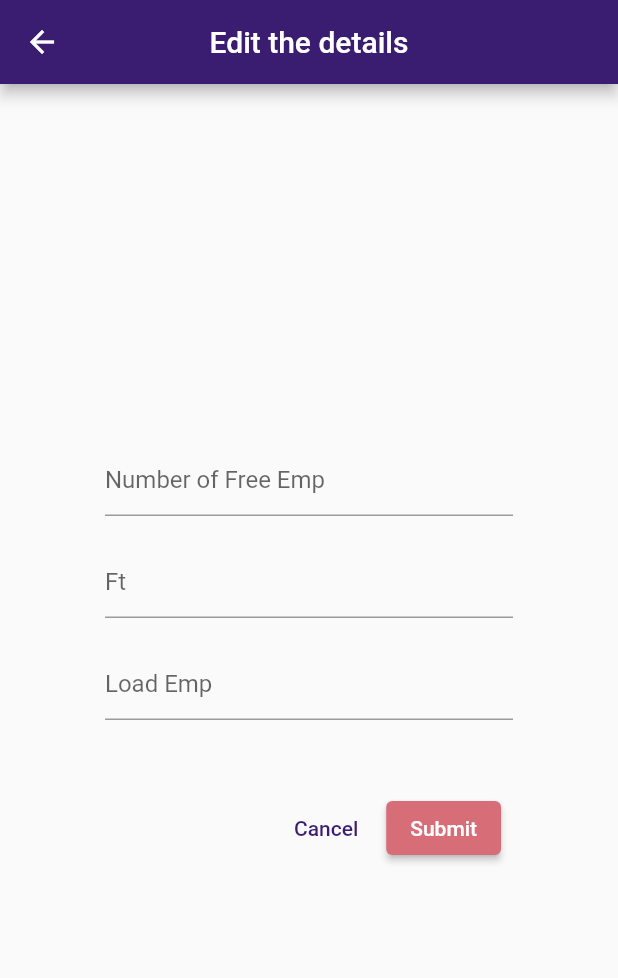
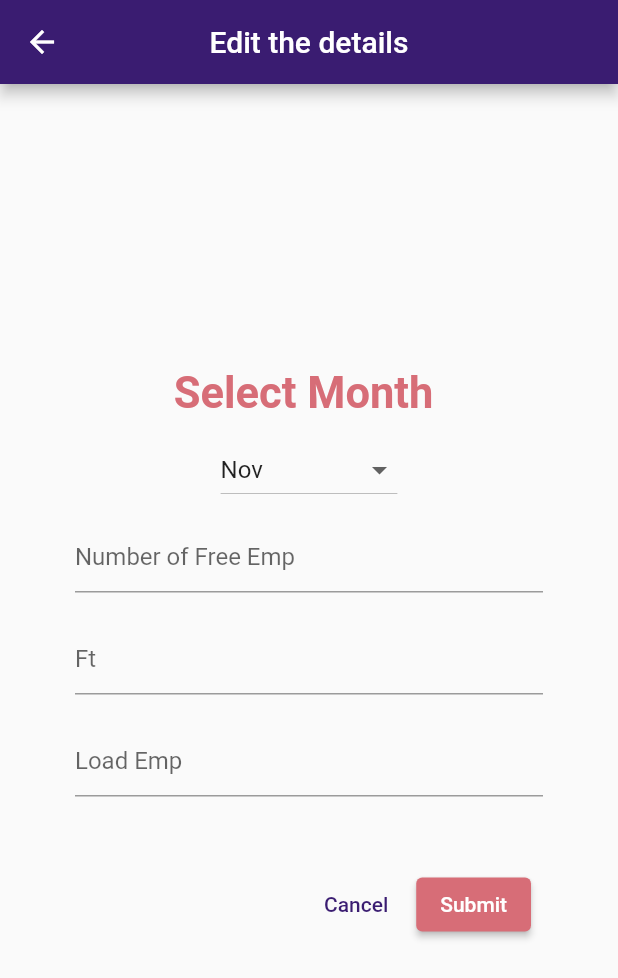
Before and after one commit to Srikar-abhi-ram/Apsolut, a Flutter app: the Editariba screen opened directly, on a phone screen of 412 x 824 dp. Shown: the top 978 px of the screen. Run offline on Flutter 3.47's test engine with Material 2 defaults, Android fonts, the phone set to English and light mode, and no system bars; our stand-ins replace cloud_firestore, curved_navigation_bar, firebase_core, fl_chart, google_fonts; missing offline and left inert: cloud_firestore_web, firebase_core_web; accounts and stored records are empty.

Commit message:
Modified EditAriba

```diff
--- a/lib/home.dart
+++ b/lib/home.dart
@@ -46,9 +46,9 @@ class _VerticalCard4State extends State<VerticalCard4> {
           end: Alignment.bottomRight,
 
           colors: [
-            // fatcat1,fatcat2
-           warmice13,warmice2
-            //soda1,soda2
+             fatcat1,fatcat2
+           // warmice13,warmice2
+             //soda1,soda2
              //sundown2,sundown1
             //wireless2,wireless1
             ],
@@ -184,7 +184,6 @@ class _VerticalCard4State extends State<VerticalCard4> {
             }
             )
 
-
         ]
       )
     )
--- a/lib/screens/ariba_subscreens/editariba.dart
+++ b/lib/screens/ariba_subscreens/editariba.dart
@@ -8,9 +8,27 @@ class Editariba extends StatefulWidget {
 }
 
 class _EditaribaState extends State<Editariba> {
+
+  String month = 'Nov';
+  int x=18;
+  List monthsList = [
+    'Jan',
+    'Feb',
+    'Mar',
+    'Apr',
+    'May',
+    'Jun',
+    'Jul',
+    'Aug',
+    'Sep',
+    'Oct',
+    'Nov',
+    'Dec'
+  ];
+
   final Stream<QuerySnapshot> _equipStream =
       FirebaseFirestore.instance.collection('Ariba').snapshots();
-  String month ='October';
+  String month1 ='October';
   TextEditingController sampledata1 = new TextEditingController();
   TextEditingController sampledata2 = new TextEditingController();
   TextEditingController sampledata3 = new TextEditingController();
@@ -27,10 +45,34 @@ class _EditaribaState extends State<Editariba> {
           title: Text("Edit the details"),
         ),
         body: Padding(
-            padding: const EdgeInsets.all(70.0),
+            padding: const EdgeInsets.all(50.0),
             child: Center(
                 child: SingleChildScrollView(
                   child: Column(children: <Widget>[
+
+                    Text(
+                      "Select Month ",
+                      style: TextStyle(
+                          color: relay2,
+                          fontWeight: FontWeight.bold,
+                          fontSize: 29),
+                    ),
+                SizedBox(height: 10,),
+                    DropdownButton(
+                      hint: Text('Select Month'),
+                      value: month,
+                      onChanged: (newValue) {
+                        setState(() {
+                          month = newValue;
+                          print(month);
+                        });
+                      },
+                      items: monthsList.map((valueItem) {
+                        return DropdownMenuItem(
+                            value: valueItem, child: Text(valueItem));
+                      }).toList(),
+                    ),
+                SizedBox(height: 10,),
               TextFormField(
                   controller: sampledata1,
                   decoration: InputDecoration(hintText: "Number of Free Emp"),
@@ -70,6 +112,7 @@ class _EditaribaState extends State<Editariba> {
                                 primary: relay2
                             ),
                           onPressed: () {
+                            print(month);
                             Map<String, dynamic> data = {
                               "freeEmp": sampledata1.text,
                               "freeMd": int.parse(sampledata1.text)*18,
@@ -78,8 +121,9 @@ class _EditaribaState extends State<Editariba> {
                               "loadEmp": sampledata3.text,
                               "loadMd":int.parse(sampledata3.text)*18,
                              // "feild4": sampledata4.text
+
                             };
-                            FirebaseFirestore.instance.collection("Ariba").doc("October").update(data);
+                            FirebaseFirestore.instance.collection("Ariba").doc(month).update(data);
                           },
                           child: const Text("Submit"),
                         ),
--- a/lib/screens/ariba_subscreens/viewariba.dart
+++ b/lib/screens/ariba_subscreens/viewariba.dart
@@ -65,7 +65,8 @@ class _ViewAribaState extends State<ViewAriba> {
           body: Padding(
             padding: EdgeInsets.all(30),
             child: SingleChildScrollView(
-              child: Column(children: [
+              child: Column(
+                  children: [
                 Text(
                   "Select Month ",
                   style: TextStyle(
```
